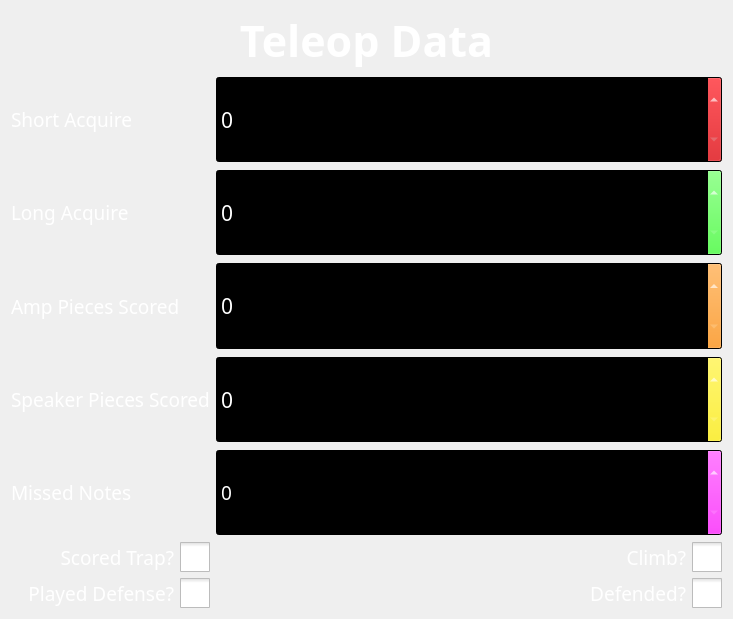
The window that ui/TeleScouting.ui (binex-dsk/QFRCScouter) describes before a commit, drawn with Qt 5.
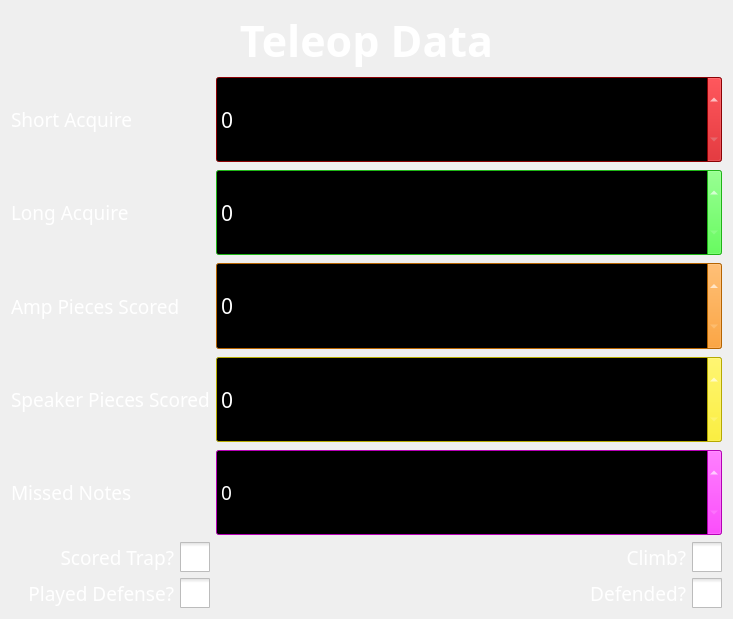
The same window after the commit. Custom widgets are drawn as their Qt base class.

```diff
--- a/ui/TeleScouting.ui
+++ b/ui/TeleScouting.ui
@@ -106,9 +106,9 @@
         <colorrole role="Window">
          <brush brushstyle="SolidPattern">
           <color alpha="255">
-           <red>0</red>
+           <red>255</red>
            <green>0</green>
-           <blue>0</blue>
+           <blue>255</blue>
           </color>
          </brush>
         </colorrole>
@@ -189,9 +189,9 @@
         <colorrole role="Window">
          <brush brushstyle="SolidPattern">
           <color alpha="255">
-           <red>0</red>
+           <red>255</red>
            <green>0</green>
-           <blue>0</blue>
+           <blue>255</blue>
           </color>
          </brush>
         </colorrole>
@@ -272,18 +272,18 @@
         <colorrole role="Base">
          <brush brushstyle="SolidPattern">
           <color alpha="255">
-           <red>0</red>
+           <red>255</red>
            <green>0</green>
-           <blue>0</blue>
+           <blue>255</blue>
           </color>
          </brush>
         </colorrole>
         <colorrole role="Window">
          <brush brushstyle="SolidPattern">
           <color alpha="255">
-           <red>0</red>
+           <red>255</red>
            <green>0</green>
-           <blue>0</blue>
+           <blue>255</blue>
           </color>
          </brush>
         </colorrole>
@@ -1007,9 +1007,9 @@
         <colorrole role="Window">
          <brush brushstyle="SolidPattern">
           <color alpha="255">
-           <red>0</red>
-           <green>0</green>
-           <blue>0</blue>
+           <red>197</red>
+           <green>2</green>
+           <blue>6</blue>
           </color>
          </brush>
         </colorrole>
@@ -1099,9 +1099,9 @@
         <colorrole role="Window">
          <brush brushstyle="SolidPattern">
           <color alpha="255">
-           <red>0</red>
-           <green>0</green>
-           <blue>0</blue>
+           <red>197</red>
+           <green>2</green>
+           <blue>6</blue>
           </color>
          </brush>
         </colorrole>
@@ -1182,18 +1182,18 @@
         <colorrole role="Base">
          <brush brushstyle="SolidPattern">
           <color alpha="255">
-           <red>0</red>
-           <green>0</green>
-           <blue>0</blue>
+           <red>197</red>
+           <green>2</green>
+           <blue>6</blue>
           </color>
          </brush>
         </colorrole>
         <colorrole role="Window">
          <brush brushstyle="SolidPattern">
           <color alpha="255">
-           <red>0</red>
-           <green>0</green>
-           <blue>0</blue>
+           <red>197</red>
+           <green>2</green>
+           <blue>6</blue>
           </color>
          </brush>
         </colorrole>
@@ -1364,8 +1364,8 @@
         <colorrole role="Window">
          <brush brushstyle="SolidPattern">
           <color alpha="255">
-           <red>0</red>
-           <green>0</green>
+           <red>255</red>
+           <green>238</green>
            <blue>0</blue>
           </color>
          </brush>
@@ -1447,8 +1447,8 @@
         <colorrole role="Window">
          <brush brushstyle="SolidPattern">
           <color alpha="255">
-           <red>0</red>
-           <green>0</green>
+           <red>255</red>
+           <green>238</green>
            <blue>0</blue>
           </color>
          </brush>
@@ -1530,8 +1530,8 @@
         <colorrole role="Base">
          <brush brushstyle="SolidPattern">
           <color alpha="255">
-           <red>0</red>
-           <green>0</green>
+           <red>255</red>
+           <green>238</green>
            <blue>0</blue>
           </color>
          </brush>
@@ -1539,8 +1539,8 @@
         <colorrole role="Window">
          <brush brushstyle="SolidPattern">
           <color alpha="255">
-           <red>0</red>
-           <green>0</green>
+           <red>255</red>
+           <green>238</green>
            <blue>0</blue>
           </color>
          </brush>
@@ -1660,8 +1660,8 @@
         <colorrole role="Window">
          <brush brushstyle="SolidPattern">
           <color alpha="255">
-           <red>0</red>
-           <green>0</green>
+           <red>255</red>
+           <green>140</green>
            <blue>0</blue>
           </color>
          </brush>
@@ -1743,8 +1743,8 @@
         <colorrole role="Window">
          <brush brushstyle="SolidPattern">
           <color alpha="255">
-           <red>0</red>
-           <green>0</green>
+           <red>255</red>
+           <green>140</green>
            <blue>0</blue>
           </color>
          </brush>
@@ -1826,8 +1826,8 @@
         <colorrole role="Base">
          <brush brushstyle="SolidPattern">
           <color alpha="255">
-           <red>0</red>
-           <green>0</green>
+           <red>255</red>
+           <green>140</green>
            <blue>0</blue>
           </color>
          </brush>
@@ -1835,8 +1835,8 @@
         <colorrole role="Window">
          <brush brushstyle="SolidPattern">
           <color alpha="255">
-           <red>0</red>
-           <green>0</green>
+           <red>255</red>
+           <green>140</green>
            <blue>0</blue>
           </color>
          </brush>
@@ -1965,9 +1965,9 @@
         <colorrole role="Window">
          <brush brushstyle="SolidPattern">
           <color alpha="255">
-           <red>0</red>
-           <green>0</green>
-           <blue>0</blue>
+           <red>43</red>
+           <green>255</green>
+           <blue>32</blue>
           </color>
          </brush>
         </colorrole>
@@ -2057,9 +2057,9 @@
         <colorrole role="Window">
          <brush brushstyle="SolidPattern">
           <color alpha="255">
-           <red>0</red>
-           <green>0</green>
-           <blue>0</blue>
+           <red>43</red>
+           <green>255</green>
+           <blue>32</blue>
           </color>
          </brush>
         </colorrole>
@@ -2140,18 +2140,18 @@
         <colorrole role="Base">
          <brush brushstyle="SolidPattern">
           <color alpha="255">
-           <red>0</red>
-           <green>0</green>
-           <blue>0</blue>
+           <red>43</red>
+           <green>255</green>
+           <blue>32</blue>
           </color>
          </brush>
         </colorrole>
         <colorrole role="Window">
          <brush brushstyle="SolidPattern">
           <color alpha="255">
-           <red>0</red>
-           <green>0</green>
-           <blue>0</blue>
+           <red>43</red>
+           <green>255</green>
+           <blue>32</blue>
           </color>
          </brush>
         </colorrole>
```
